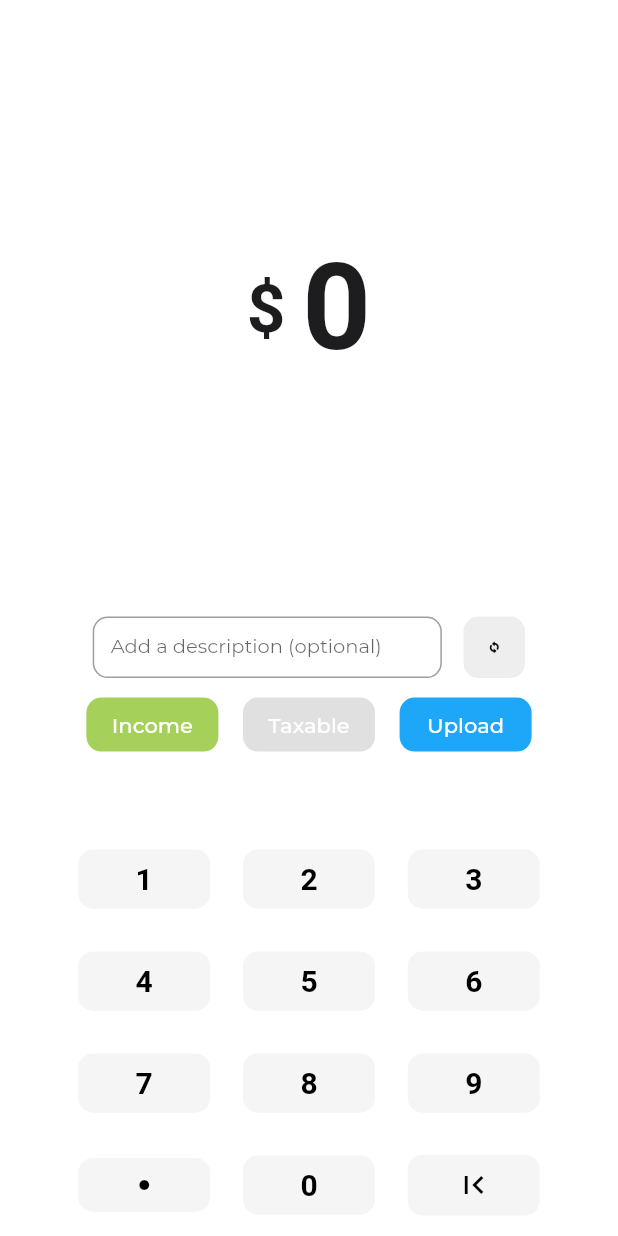
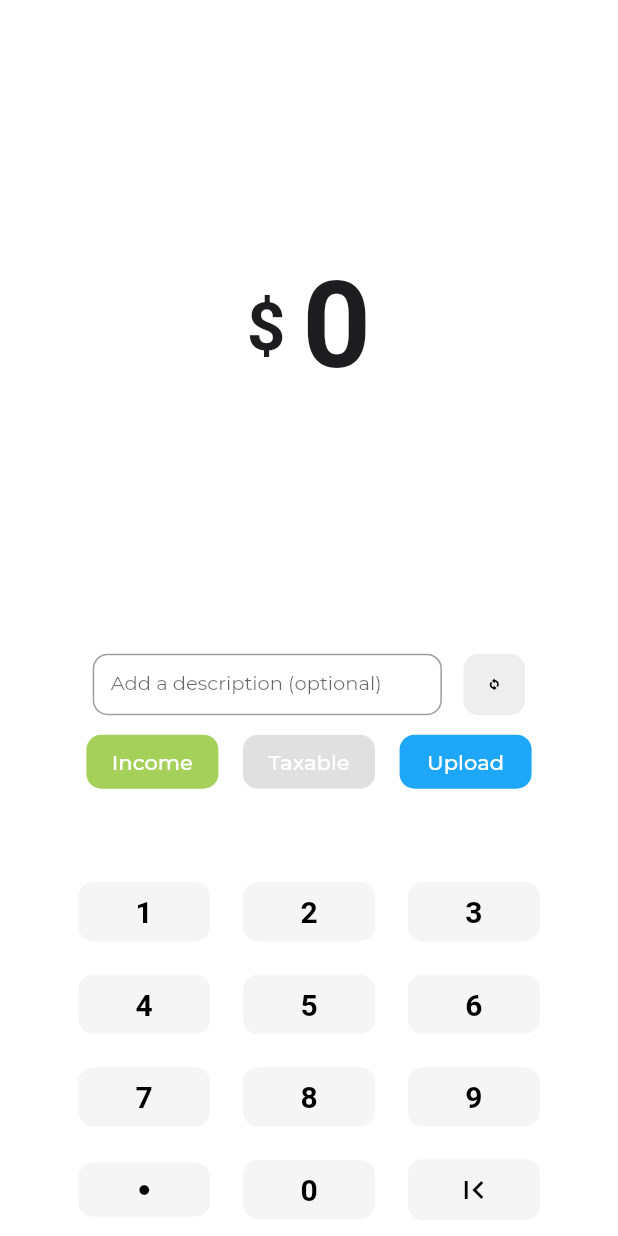
Before and after one commit to muhnee/muhnee_app, a Flutter app: the ExpensePageSingleFile screen opened directly, on a phone screen of 412 x 824 dp. Run offline on Flutter 3.47's test engine with Material 2 defaults, Android fonts, the phone set to English and light mode, and no system bars; our stand-ins replace awesome_dialog, cloud_firestore, cloud_functions, device_info, firebase_auth, flutter_spinkit and 2 more; missing offline and left inert: apple_sign_in; accounts and stored records are empty; Roboto replaces fonts that are missing (SFPro); statements that could not run were skipped.

Commit message:
33 => 30

```diff
--- a/lib/pages/Home/ExpensePageSingleFile.dart
+++ b/lib/pages/Home/ExpensePageSingleFile.dart
@@ -69,7 +69,7 @@ class _ExpensePageSingleFileState extends State<ExpensePageSingleFile> {
   Widget CustomKeyboard() {
     return SizedBox(
         width: SizeConfig.blockSizeHorizontal * 80,
-        height: SizeConfig.blockSizeVertical * 33, //! USED TO BE 30 iPHONE
+        height: SizeConfig.blockSizeVertical * 30, //! USED TO BE 30 iPHONE
         child: Container(
           //color: Colors.white,
           child: Column(
--- a/lib/pages/Intro/IntroPageGoals.dart
+++ b/lib/pages/Intro/IntroPageGoals.dart
@@ -119,7 +119,7 @@ class _IntroPageGoalsState extends State<IntroPageGoals> {
 
   Widget CustomKeyboard() {
     return SizedBox(
-        height: SizeConfig.blockSizeVertical * 33,
+        height: SizeConfig.blockSizeVertical * 30,
         child: Container(
           //color: Colors.white,
           child: Column(
```
